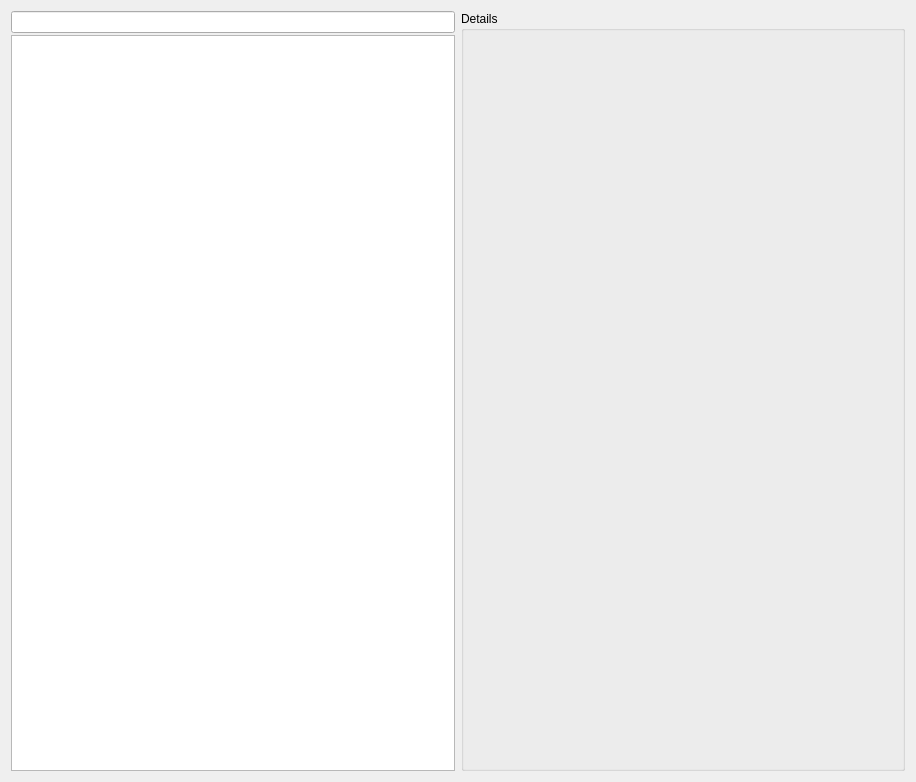
Qt form incidenceeditor-ng/resourcemanagement.ui (KDE/kdepim) before a commit.
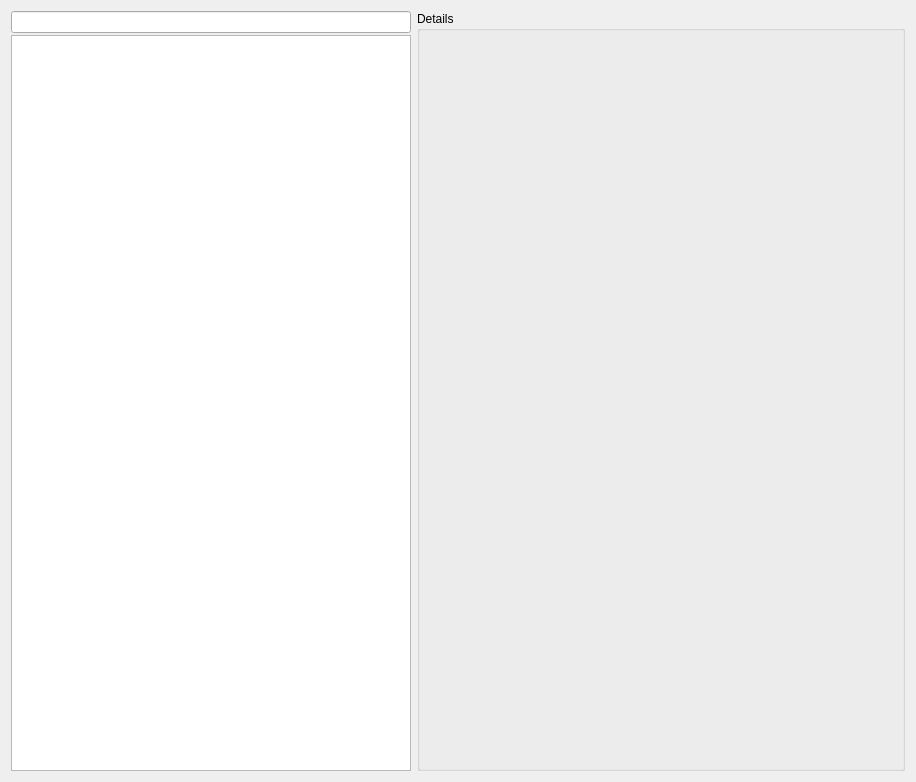
The same form after that commit. Custom widgets are drawn as their Qt base class.

Commit message: using KLineEdit for resourcemanagment

What changed in the file:
```diff
--- a/incidenceeditor-ng/resourcemanagement.ui
+++ b/incidenceeditor-ng/resourcemanagement.ui
@@ -23,7 +23,14 @@
       <number>2</number>
      </property>
      <item>
-      <widget class="QLineEdit" name="resourceSearch"/>
+      <widget class="KLineEdit" name="resourceSearch">
+       <property name="maximumSize">
+        <size>
+         <width>400</width>
+         <height>16777215</height>
+        </size>
+       </property>
+      </widget>
      </item>
      <item>
       <widget class="QTreeView" name="treeResults">
@@ -33,6 +40,12 @@
          <height>0</height>
         </size>
        </property>
+       <property name="maximumSize">
+        <size>
+         <width>400</width>
+         <height>16777215</height>
+        </size>
+       </property>
        <property name="alternatingRowColors">
         <bool>true</bool>
        </property>
@@ -79,6 +92,13 @@
    </item>
   </layout>
  </widget>
+ <customwidgets>
+  <customwidget>
+   <class>KLineEdit</class>
+   <extends>QLineEdit</extends>
+   <header>klineedit.h</header>
+  </customwidget>
+ </customwidgets>
  <resources/>
  <connections/>
 </ui>
```
